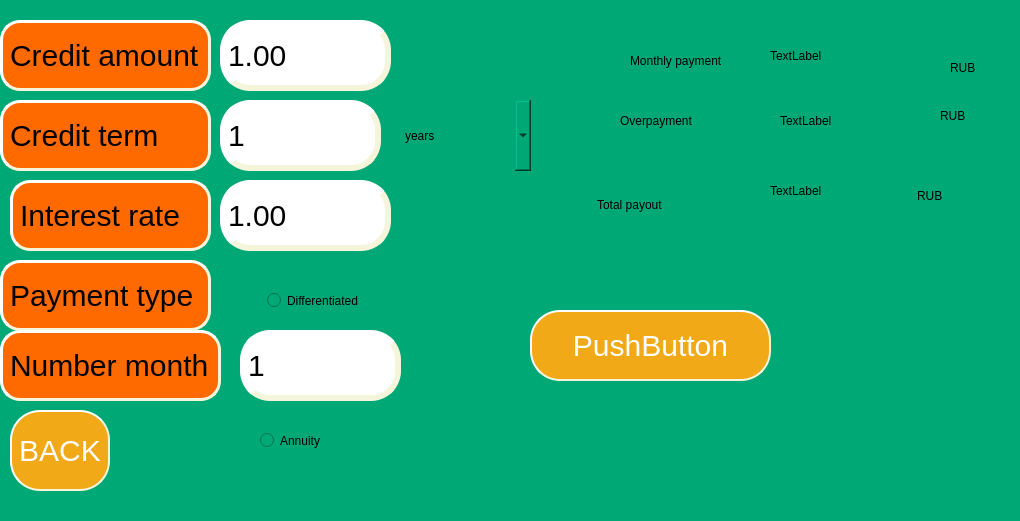
Old version of the form src/view/s21_credit.ui in the repository DonOutcast/s21_SmartCalc-v2.0.
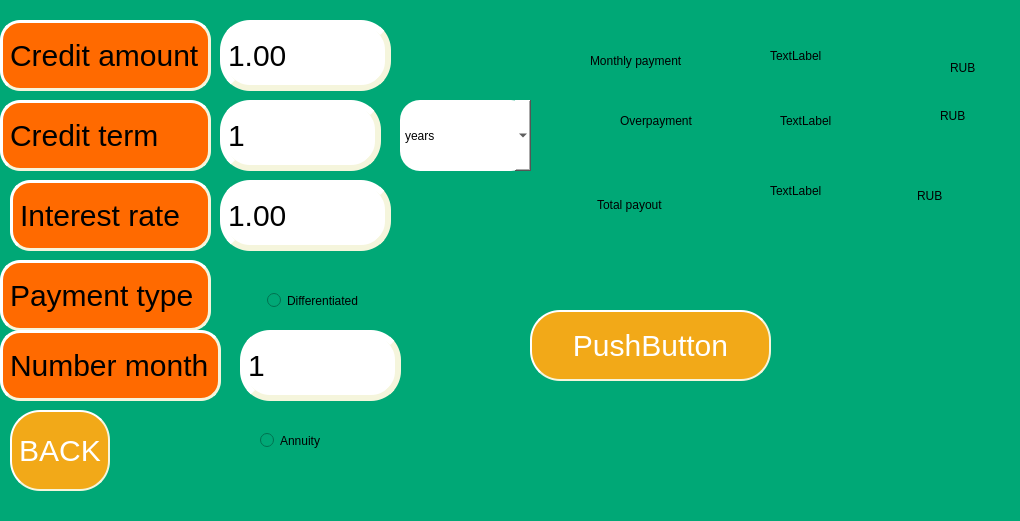
New version of the form.

```diff
--- a/src/view/s21_credit.ui
+++ b/src/view/s21_credit.ui
@@ -317,6 +317,8 @@
    <property name="styleSheet">
     <string notr="true">QComboBox {
 border-radius: 20px;
+color: black;
+background-color: white;
 }</string>
    </property>
    <item>
@@ -333,7 +335,7 @@
   <widget class="QLabel" name="label_5">
    <property name="geometry">
     <rect>
-     <x>630</x>
+     <x>590</x>
      <y>35</y>
      <width>131</width>
      <height>51</height>
```
